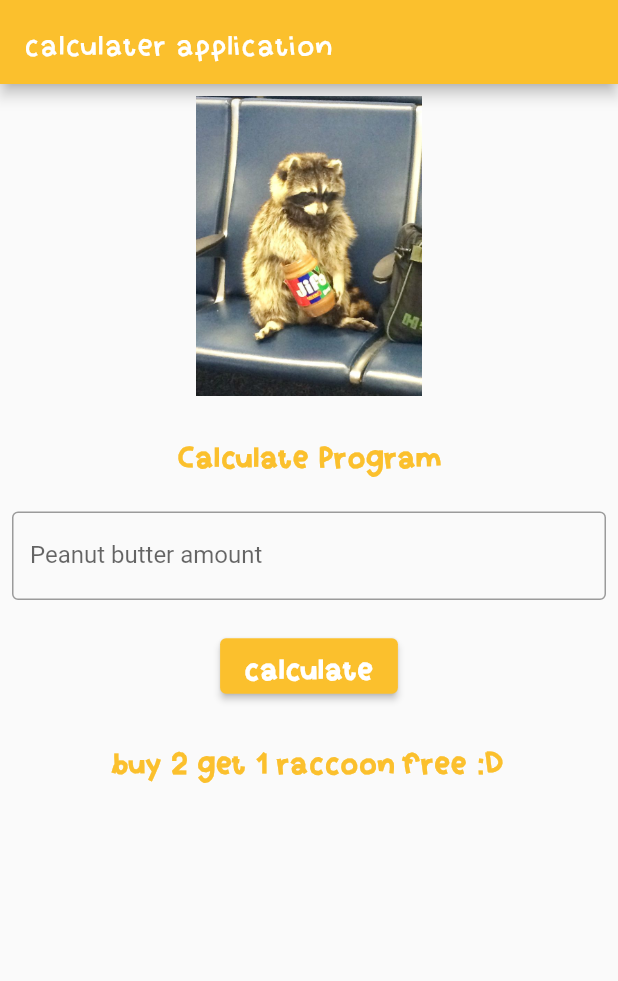
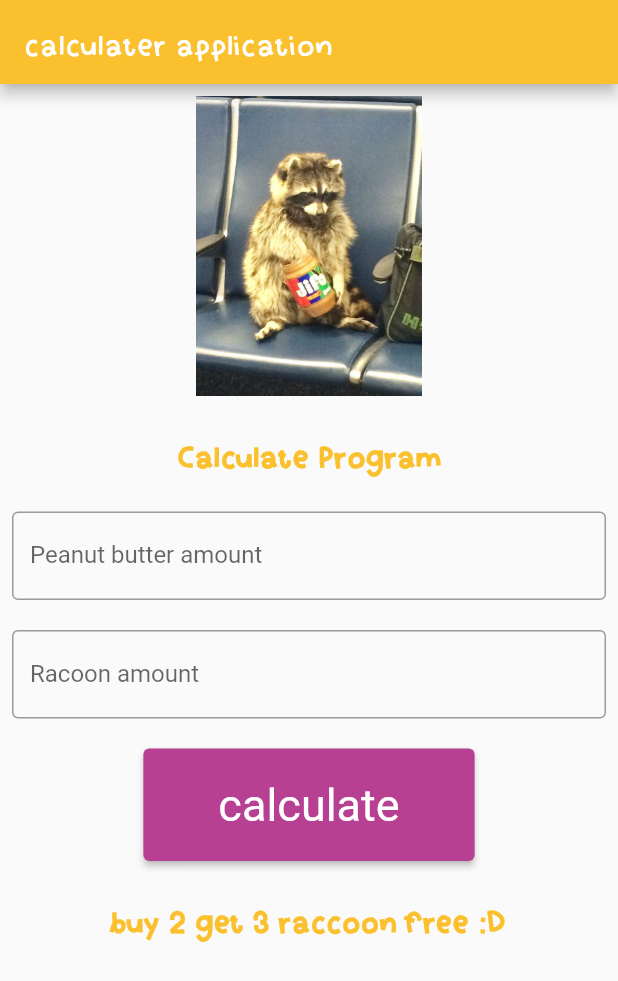
Before and after one commit to txkidxki/622115034_Rattanakornn_49464, a Flutter app: the screen it shows after launch, after a tap on "calculate", on a phone screen of 412 x 824 dp. Shown: the top 981 px of the screen. Run offline on Flutter 3.47's test engine with Material 2 defaults, Android fonts, the phone set to English and light mode, and no system bars.

Commit message:
app25-11

```diff
--- a/app2/lib/main.dart
+++ b/app2/lib/main.dart
@@ -31,7 +31,19 @@ class Home extends StatefulWidget {
 }
 
 class _HomeState extends State<Home> {
+  TextEditingController quantity = TextEditingController();
+  TextEditingController result = TextEditingController();
+  TextEditingController Peanutprice = TextEditingController();
+
+@override
+  void initState() {
+    // TODO: implement initState
+    super.initState();
+    result.text = "buy 2 get 3 raccoon free :D";
+  }
+
   @override
+
   Widget build(BuildContext context) {
     return ListView(
       children: [
@@ -58,6 +70,7 @@ class _HomeState extends State<Home> {
                   height: 20,
                 ),
                 TextField(
+                  controller: quantity,
                   decoration: InputDecoration(
                       labelText: "Peanut butter amount",
                       border: OutlineInputBorder()),
@@ -65,21 +78,40 @@ class _HomeState extends State<Home> {
                 SizedBox(
                   height: 20,
                 ),
-                ElevatedButton(
-                    style: ElevatedButton.styleFrom(
-                        primary: Colors.yellow[700], // background
-                        onPrimary: Colors.white),
-                    onPressed: () {},
-                    child: Text("calculate",
-                        style: TextStyle(
-                            fontFamily: "playground",
-                            fontSize: 20,
-                            fontWeight: FontWeight.bold,
-                            ))),
+
+                TextField(
+                  controller: Peanutprice,
+                  decoration: InputDecoration(
+                      labelText: "Racoon amount",
+                      border: OutlineInputBorder()),
+                ),
                 SizedBox(
                   height: 20,
                 ),
-                Text("buy 2 get 1 raccoon free :D",
+
+                ElevatedButton(
+                    onPressed: () {
+                      var cal = double.parse(quantity.text) + double.parse(Peanutprice.text);
+                      print("Peanut butter quantity: ${quantity.text} Total: ${cal} THB");
+
+                      setState(() {
+                        result.text = "total: ${cal} raccoon free :D";
+                      });
+
+                    },
+                    child: Text("calculate"),
+                    style: ButtonStyle(
+                        backgroundColor: MaterialStateProperty.all(Color(0xffb74093)),
+                        padding: MaterialStateProperty.all(EdgeInsets.fromLTRB(50, 20, 50, 20)),
+                        textStyle: MaterialStateProperty.all((TextStyle(fontSize: 30))),
+                        ),
+                        ),
+
+
+                SizedBox(
+                  height: 20,
+                ),
+                Text(result.text,
                     style: TextStyle(
                         fontFamily: "playground",
                         fontSize: 20,
```
Also changed, not shown: 7 other files.
